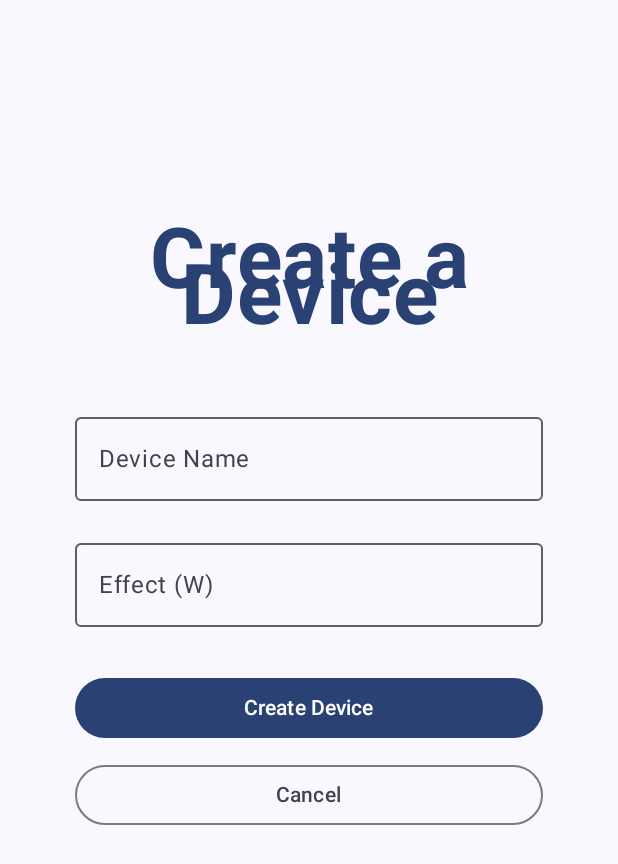
After one commit to cs-24-sw-8-04/scheduling, an Android app built with Jetpack Compose: the composable CreateDevicePage shown on its own in the app's theme, on a phone screen of 412 x 824 dp. The commit adds this screen. Shown: the top 864 px of the screen. Run offline under Robolectric (Android 15) with nearby library versions, the phone set to English and light mode, and no system bars.

Commit message:
APP - page create device (#26)
APP - page create device

```diff
--- /dev/null
+++ b/frontend/app/src/main/java/dk/scheduling/schedulingfrontend/device/CreateDevicePage.kt
@@ -0,0 +1,128 @@
+package dk.scheduling.schedulingfrontend.device
+
+import androidx.compose.foundation.layout.Arrangement
+import androidx.compose.foundation.layout.Column
+import androidx.compose.foundation.layout.Spacer
+import androidx.compose.foundation.layout.fillMaxSize
+import androidx.compose.foundation.layout.height
+import androidx.compose.foundation.layout.padding
+import androidx.compose.foundation.text.KeyboardOptions
+import androidx.compose.material3.MaterialTheme
+import androidx.compose.material3.Text
+import androidx.compose.runtime.Composable
+import androidx.compose.runtime.getValue
+import androidx.compose.runtime.mutableStateOf
+import androidx.compose.runtime.remember
+import androidx.compose.runtime.setValue
+import androidx.compose.ui.Alignment
+import androidx.compose.ui.Modifier
+import androidx.compose.ui.text.font.FontWeight
+import androidx.compose.ui.text.input.KeyboardType
+import androidx.compose.ui.text.style.TextAlign
+import androidx.compose.ui.tooling.preview.Preview
+import androidx.compose.ui.unit.dp
+import androidx.compose.ui.unit.em
+import dk.scheduling.schedulingfrontend.sharedcomponents.FilledButton
+import dk.scheduling.schedulingfrontend.sharedcomponents.OutlinedButton
+import dk.scheduling.schedulingfrontend.sharedcomponents.StandardTextField
+
+@Composable
+fun CreateDevicePage(
+    modifier: Modifier = Modifier,
+    navigateOnValidCreation: () -> Unit,
+    navigateOnCancelCreation: () -> Unit,
+) {
+    var device by remember {
+        mutableStateOf(Device(-1, "", null))
+    }
+
+    var isEffectSet by remember {
+        mutableStateOf(true)
+    }
+    Column(
+        modifier =
+            modifier
+                .fillMaxSize()
+                .padding(all = 50.dp),
+        horizontalAlignment = Alignment.CenterHorizontally,
+        verticalArrangement = Arrangement.Top,
+    ) {
+        Spacer(modifier = Modifier.height(90.dp))
+        Text(
+            text = "Create a Device",
+            fontSize = 7.em,
+            textAlign = TextAlign.Center,
+            color = MaterialTheme.colorScheme.primary,
+            fontWeight = FontWeight(700),
+        )
+    }
+
+    Column(
+        modifier =
+            modifier
+                .fillMaxSize()
+                .padding(all = 50.dp),
+        horizontalAlignment = Alignment.CenterHorizontally,
+        verticalArrangement = Arrangement.Center,
+    ) {
+        StandardTextField(
+            label = "Device Name",
+            value = device.name,
+            onValueChange = { device = Device(device.id, it, device.effect) },
+        )
+
+        Spacer(modifier = Modifier.height(20.dp))
+
+        StandardTextField(
+            label = "Effect (W)",
+            value = if (device.effect != null) device.effect.toString() else "",
+            onValueChange = {
+                var effect: Int? = null
+                if (it == "") {
+                    isEffectSet = false
+                } else {
+                    effect = it.toInt()
+                    isEffectSet = true
+                }
+
+                device = Device(device.id, device.name, effect)
+            },
+            keyboardOptions =
+                KeyboardOptions(
+                    keyboardType = KeyboardType.Number,
+                ),
+            isError = !isEffectSet,
+        )
+
+        Spacer(modifier = Modifier.height(30.dp))
+
+        FilledButton(
+            onClick = {
+                if (createDevice(device)) {
+                    navigateOnValidCreation()
+                }
+            },
+            text = "Create Device",
+        )
+
+        Spacer(modifier = Modifier.height(10.dp))
+
+        OutlinedButton(
+            onClick = {
+                navigateOnCancelCreation()
+            },
+            text = "Cancel",
+        )
+    }
+}
+
+fun createDevice(device: Device): Boolean {
+    // Send info to the server and if all goes well return true otherwise false
+    return false
+}
+
+@Preview(showBackground = true, device = "spec:id=reference_phone,shape=Normal,width=411,height=891,unit=dp,dpi=420")
+@Composable
+fun CreateDevicePagePreview() {
+    CreateDevicePage(navigateOnValidCreation = {}, navigateOnCancelCreation = {})
+}
--- /dev/null
+++ b/frontend/app/src/main/java/dk/scheduling/schedulingfrontend/device/Device.kt
@@ -0,0 +1,7 @@
+package dk.scheduling.schedulingfrontend.device
+
+data class Device(
+    var id: Int,
+    var name: String,
+    var effect: Int?,
+)
--- /dev/null
+++ b/frontend/app/src/main/java/dk/scheduling/schedulingfrontend/sharedcomponents/Buttons.kt
@@ -0,0 +1,40 @@
+package dk.scheduling.schedulingfrontend.sharedcomponents
+
+import androidx.compose.foundation.layout.Column
+import androidx.compose.foundation.layout.fillMaxWidth
+import androidx.compose.material3.Button
+import androidx.compose.material3.Text
+import androidx.compose.runtime.Composable
+import androidx.compose.ui.Modifier
+
+@Composable
+fun FilledButton(
+    modifier: Modifier = Modifier,
+    onClick: () -> Unit,
+    text: String,
+) {
+    Column {
+        Button(
+            onClick = onClick,
+            modifier = modifier.fillMaxWidth(),
+        ) {
+            Text(text = text)
+        }
+    }
+}
+
+@Composable
+fun OutlinedButton(
+    modifier: Modifier = Modifier,
+    onClick: () -> Unit,
+    text: String,
+) {
+    Column {
+        androidx.compose.material3.OutlinedButton(
+            onClick = onClick,
+            modifier = modifier.fillMaxWidth(),
+        ) {
+            Text(text = text)
+        }
+    }
+}
--- /dev/null
+++ b/frontend/app/src/main/java/dk/scheduling/schedulingfrontend/sharedcomponents/TextFields.kt
@@ -0,0 +1,30 @@
+package dk.scheduling.schedulingfrontend.sharedcomponents
+
+import androidx.compose.foundation.layout.fillMaxWidth
+import androidx.compose.foundation.text.KeyboardOptions
+import androidx.compose.material3.OutlinedTextField
+import androidx.compose.material3.Text
+import androidx.compose.runtime.Composable
+import androidx.compose.ui.Modifier
+
+@Composable
+fun StandardTextField(
+    modifier: Modifier = Modifier,
+    label: String,
+    value: String,
+    onValueChange: (String) -> Unit,
+    keyboardOptions: KeyboardOptions = KeyboardOptions.Default,
+    isError: Boolean = false,
+) {
+    OutlinedTextField(
+        label = { Text(label) },
+        value = value,
+        onValueChange = onValueChange,
+        modifier =
+            modifier
+                .fillMaxWidth(),
+        singleLine = true,
+        keyboardOptions = keyboardOptions,
+        isError = isError,
+    )
+}
--- a/frontend/app/src/main/java/dk/scheduling/schedulingfrontend/signuppage/SignUpPage.kt
+++ b/frontend/app/src/main/java/dk/scheduling/schedulingfrontend/signuppage/SignUpPage.kt
@@ -227,7 +227,7 @@ fun SignUpPagePreviewLightMode() {
 @Preview(showBackground = true, device = "spec:id=reference_phone,shape=Normal,width=411,height=891,unit=dp,dpi=420")
 @Composable
 fun SignUpPagePreviewDarkMode() {
-    SchedulingFrontendTheme(darkTheme = true) {
+    SchedulingFrontendTheme(darkTheme = true, dynamicColor = false) {
         SignUpPage(navigateOnValidSignUp = {}, navigateToLoginPage = {})
     }
 }
```
